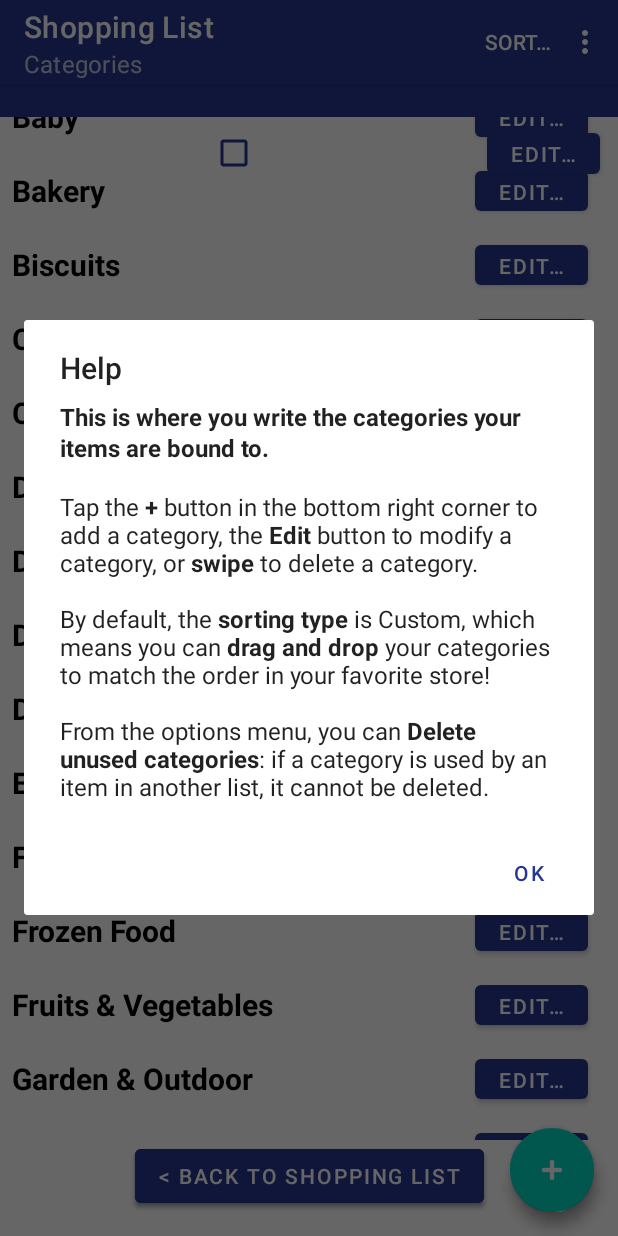
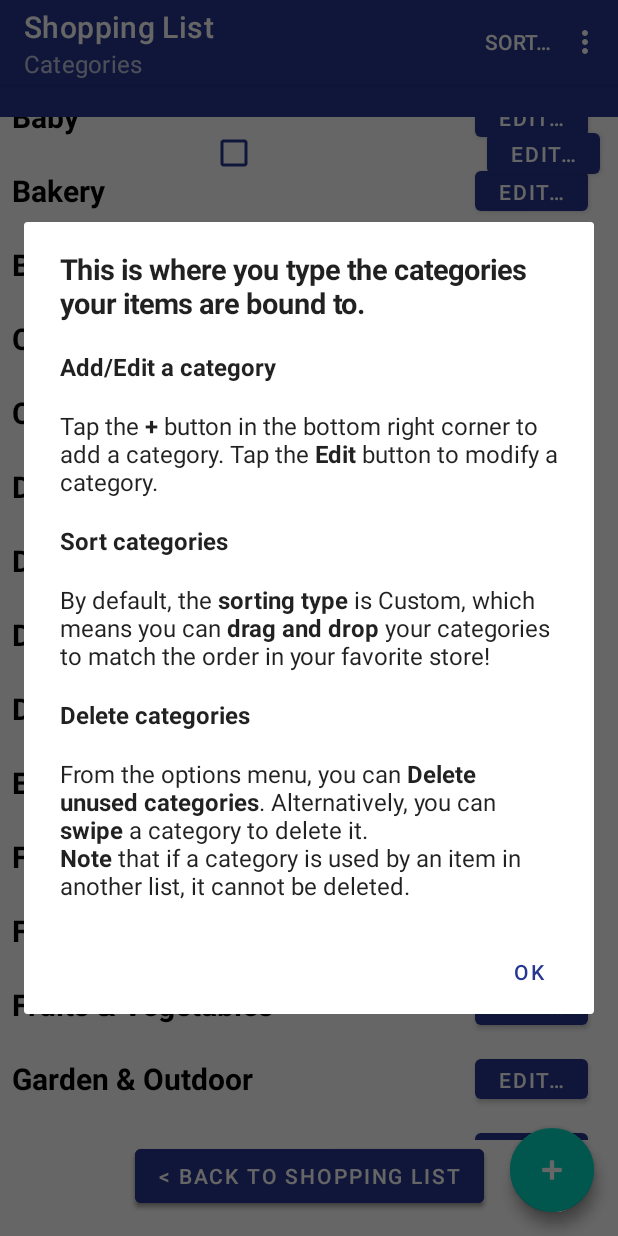
Before and after one commit to Oberwan/Android-Apps, an Android app: the screen it shows after launch (MainActivity), in the options menu, after a tap on "Help", on a phone screen of 412 x 824 dp. Run offline under Robolectric (Android 15) with nearby library versions, the light colour scheme and no system bars; our stand-ins replace Room's generated code, data binding.

Commit message:
Help enhanced

```diff
--- a/ShoppingList/app/build.gradle
+++ b/ShoppingList/app/build.gradle
@@ -15,8 +15,8 @@ android {
         applicationId "com.example.shoppinglist"
         minSdkVersion 24
         targetSdkVersion 30
-        versionCode 11
-        versionName "1.0.11"
+        versionCode 12
+        versionName "1.0.12"
 
         testInstrumentationRunner "androidx.test.runner.AndroidJUnitRunner"
         javaCompileOptions {
--- a/ShoppingList/app/src/main/java/com/example/shoppinglist/common/FragmentWithDialog.kt
+++ b/ShoppingList/app/src/main/java/com/example/shoppinglist/common/FragmentWithDialog.kt
@@ -19,7 +19,6 @@ abstract class FragmentWithDialog : Fragment(){
     fun displayHelp(message: String){
         this.context?.let {
             dialog = AlertDialog.Builder(it)
-                .setTitle(getString(R.string.help_title))
                 .setMessage(HtmlCompat.fromHtml(
                     message,
                     HtmlCompat.FROM_HTML_SEPARATOR_LINE_BREAK_PARAGRAPH))
--- a/ShoppingList/app/src/main/res/values/strings.xml
+++ b/ShoppingList/app/src/main/res/values/strings.xml
@@ -81,22 +81,22 @@
     <string name="language">Language</string>
     <string name="en_lg_title">EN</string>
     <string name="fr_lg_title">FR</string>
-    <string name="shopping_tutorial"><![CDATA[<p><b><cite>This is the screen where you write your next shopping list.<cite></b></p><br>
-<p>Tap the (movable) <b>+</b> button in the bottom right corner to add an item, or its <b>Edit</b> button to modify it.</p><br>
-        <p>While shopping, <b>check</b> the items you\'ve added to your cart to see clearly what\'s left to look for. You can then choose to <b>Clear checked</b> items from your list. Alternatively, you can directly <b>swipe</b> an item to remove it.</p><br>
-        <p>As some items will likely be bought on a regular basis, be sure to type them in the <b>Usual List</b>, accessible from the top menu. From there, you can add your usual items to your shopping list whenever you want.</p><br>
-        <p>An item is bound to a category (i.e. store section). You can create a category on the fly or in the <b>Category List</b>, accessible from the top menu. Go there put the categories in the <b>same order</b> as your store\'s sections!</p><br>
-        <p>If you couldn\'t manage to buy everything you wanted, feel free to use the top menu to <b>send your unchecked items by SMS</b> to your rescuer.</p>]]></string>
-    <string name="category_tutorial"><![CDATA[<p><b>This is where you write the categories your items are bound to.</b></p><br>
-<p>Tap the <b>+</b> button in the bottom right corner to add a category, the <b>Edit</b> button to modify a category, or <b>swipe</b> to delete a category.</p><br>
-<p>By default, the <b>sorting type</b> is Custom, which means you can <b>drag and drop</b> your categories to match the order in your favorite store!</p><br>
-<p>From the options menu, you can <b>Delete unused categories</b>: if a category is used by an item in another list, it cannot be deleted.</p>]]></string>
-    <string name="usual_tutorial"><![CDATA[<p><b>This is where you write the items you intend to buy on a regular basis.</b></p><br>
-
-<p>It works in a similar way to the shopping list, but here, when you <b>check</b> an item, it is <b><i>added to your shopping list</i></b>.</p>
-<p><b>Uncheck</b> it to remove it from the shopping list.</p><br>
-
-<p>From the options menu, you can choose to <b>add all the usual items</b> to your shopping list, or <b>empty the Usual List</b>.</p>]]></string>
+    <string name="shopping_tutorial"><![CDATA[<p><b><h4>This is where you type your next shopping list.</h4></b></p>
+<h6>Add/Edit an item</h6><p>To <b>add</b> an item, tap the (movable) <b>+</b> button in the bottom right corner.</p>
+<p>Alternatively, if you plan to buy an item on a regular basis, be sure to type it in the <b><u>Usual List</u></b>, accessible from the top menu. From there, you can add your usual items to your shopping list whenever you want just by checking them.</p>
+ <p>To modify an item, tap the <b>Edit</b> button.</p><br>
+<h6>Category List</h6><p>An item is bound to a category (i.e. store section). You can create a category on the fly or in the <b><u>Category List</u></b>, accessible from the top menu. Go there to put the categories in the <b>same order</b> as your store\'s sections!</p><br>
+<h6>Check/delete items</h6><p>While shopping, <b>check</b> the items you\'ve added to your cart to clearly see what\'s left to look for. You can then choose to <b>Clear checked</b> items from your list. Alternatively, you can directly <b>swipe</b> an item to remove it.</p><br>
+<h6>Send via SMS</h6><p>If you couldn\'t manage to buy everything you wanted, feel free to use the top menu to <b>send your unchecked items by SMS</b> to your rescuer.</p>]]></string>
+    <string name="category_tutorial"><![CDATA[<p><b><h4>This is where you type the categories your items are bound to.</h4></b></p>
+<h6>Add/Edit a category</h6><p>Tap the <b>+</b> button in the bottom right corner to add a category. Tap the <b>Edit</b> button to modify a category.</p><br>
+<h6>Sort categories</h6><p>By default, the <b>sorting type</b> is Custom, which means you can <b>drag and drop</b> your categories to match the order in your favorite store!</p><br>
+<h6>Delete categories</h6><p>From the options menu, you can <b>Delete unused categories</b>. Alternatively, you can <b>swipe</b> a category to delete it.<br>
+<b>Note</b> that if a category is used by an item in another list, it cannot be deleted.</p>]]></string>
+    <string name="usual_tutorial"><![CDATA[<p><b><h4>This is where you type the items you intend to buy on a regular basis.</h4></b></p>
+<h6>It gets easier!</h6><p>This screen is similar to the shopping list, but here, when you <b>check</b> an item, it is <b><u>added to your shopping list</u></b>.</p>
+<p><b>Uncheck</b> an item to remove it from the shopping list.</p><br>
+<h6>Add/delete all items</h6><p>From the options menu, you can choose to <b>add all the usual items</b> to your shopping list, or <b>empty the Usual List</b>.</p>]]></string>
     <string name="help_title">Help</string>
     <string-array name="unit_array">
         <item></item>
```
Also changed, not shown: 3 other files.
